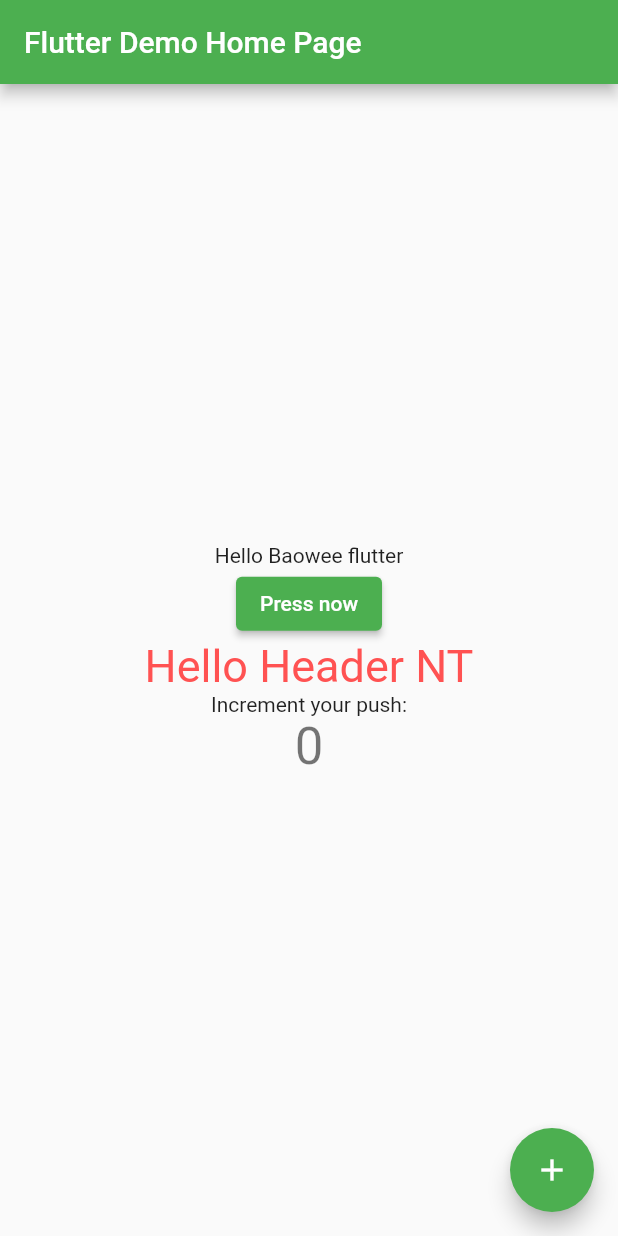
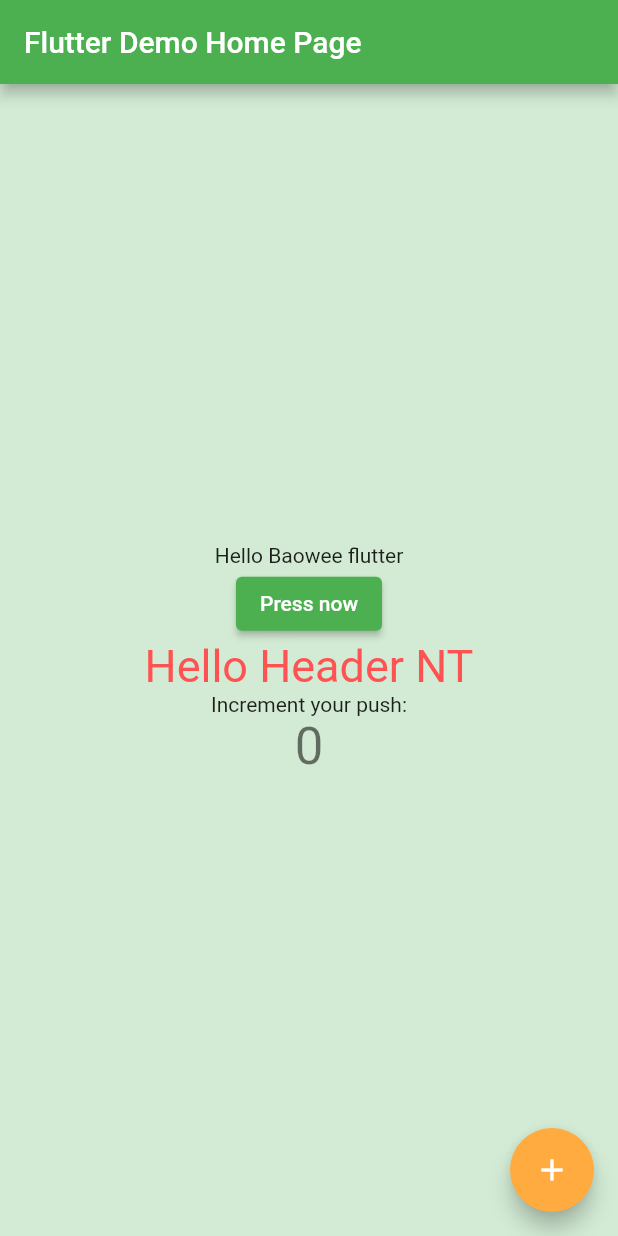
Before and after one commit to bweerasakoutlook/baoweeapp, a Flutter app: the screen it shows after launch, on a phone screen of 412 x 824 dp. Run offline on Flutter 3.47's test engine with Material 2 defaults, Android fonts, the phone set to English and light mode, and no system bars.

Commit message:
add canvas color and disable debug mode

```diff
--- a/lib/main.dart
+++ b/lib/main.dart
@@ -13,8 +13,11 @@ class MyApp extends StatelessWidget {
     return MaterialApp(
       title: 'Baowee App',
       theme: ThemeData(
-        primarySwatch: Colors.green,
-      ),
+          canvasColor: const Color.fromARGB(255, 211, 235, 212),
+          colorScheme: ColorScheme.fromSwatch(primarySwatch: Colors.green)
+              .copyWith(secondary: Colors.orangeAccent),
+          visualDensity: VisualDensity.adaptivePlatformDensity),
+      debugShowCheckedModeBanner: false,
       home: const MyHomePage(title: 'Flutter Demo Home Page'),
     );
   }
```
